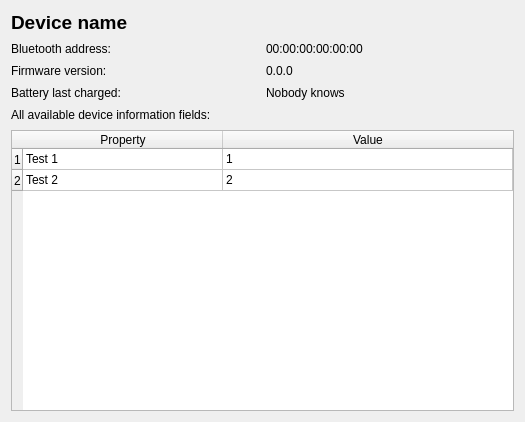
First picture: the form in openfreebuds_qt/designer/device_info.ui, repository melianmiko/OpenFreebuds, before the edit.
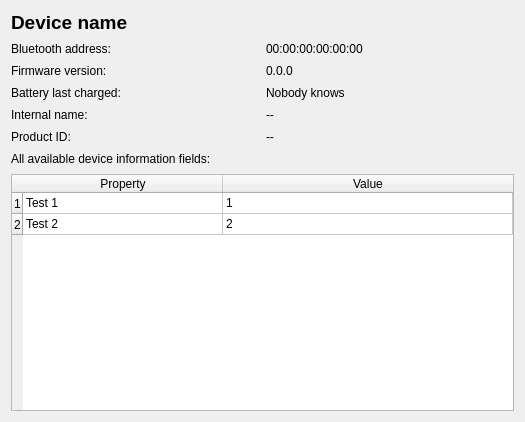
Second picture: the form after the edit.

```diff
--- a/openfreebuds_qt/designer/device_info.ui
+++ b/openfreebuds_qt/designer/device_info.ui
@@ -38,7 +38,35 @@
      </property>
     </widget>
    </item>
-   <item row="4" column="0" colspan="2">
+   <item row="4" column="0">
+    <widget class="QLabel" name="label_5">
+     <property name="text">
+      <string>Internal name:</string>
+     </property>
+    </widget>
+   </item>
+   <item row="4" column="1">
+    <widget class="QLabel" name="device_internal_name">
+     <property name="text">
+      <string notr="true">--</string>
+     </property>
+    </widget>
+   </item>
+   <item row="5" column="0">
+    <widget class="QLabel" name="label_6">
+     <property name="text">
+      <string>Product ID:</string>
+     </property>
+    </widget>
+   </item>
+   <item row="5" column="1">
+    <widget class="QLabel" name="device_product_id">
+     <property name="text">
+      <string notr="true">--</string>
+     </property>
+    </widget>
+   </item>
+   <item row="6" column="0" colspan="2">
     <widget class="QLabel" name="label">
      <property name="text">
       <string>All available device information fields:</string>
@@ -55,7 +83,7 @@
      </property>
     </widget>
    </item>
-   <item row="5" column="0" colspan="2">
+   <item row="7" column="0" colspan="2">
     <widget class="QTableWidget" name="all_data_table">
      <property name="minimumSize">
       <size>
```
